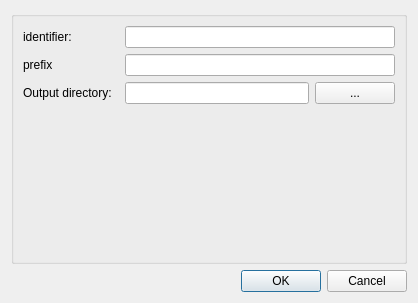
Qt form mapclientplugins/filelocationsinkstep/qt/configuredialog.ui (mapclient-plugins/mapclientplugins.filelocationsinkstep) before a commit.
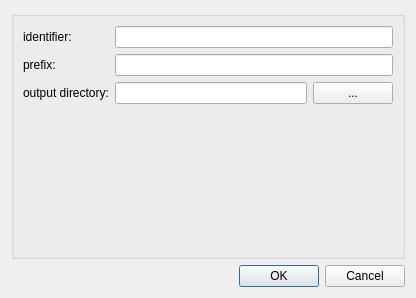
The same form after that commit.

```diff
--- a/mapclientplugins/filelocationsinkstep/qt/configuredialog.ui
+++ b/mapclientplugins/filelocationsinkstep/qt/configuredialog.ui
@@ -6,8 +6,8 @@
    <rect>
     <x>0</x>
     <y>0</y>
-    <width>418</width>
-    <height>303</height>
+    <width>416</width>
+    <height>298</height>
    </rect>
   </property>
   <property name="windowTitle">
@@ -21,16 +21,16 @@
      </property>
      <layout class="QGridLayout" name="gridLayout_2">
       <item row="2" column="0">
-       <widget class="QLabel" name="label1">
-        <property name="text">
-         <string>Output directory:  </string>
-        </property>
-       </widget>
-      </item>
-      <item row="1" column="0">
        <widget class="QLabel" name="label2">
         <property name="text">
-         <string>prefix</string>
+         <string>output directory:</string>
+        </property>
+       </widget>
+      </item>
+      <item row="1" column="0">
+       <widget class="QLabel" name="label1">
+        <property name="text">
+         <string>prefix:</string>
         </property>
        </widget>
       </item>
@@ -53,7 +53,7 @@
       <item row="0" column="0">
        <widget class="QLabel" name="label0">
         <property name="text">
-         <string>identifier:  </string>
+         <string>identifier:</string>
         </property>
        </widget>
       </item>
```
